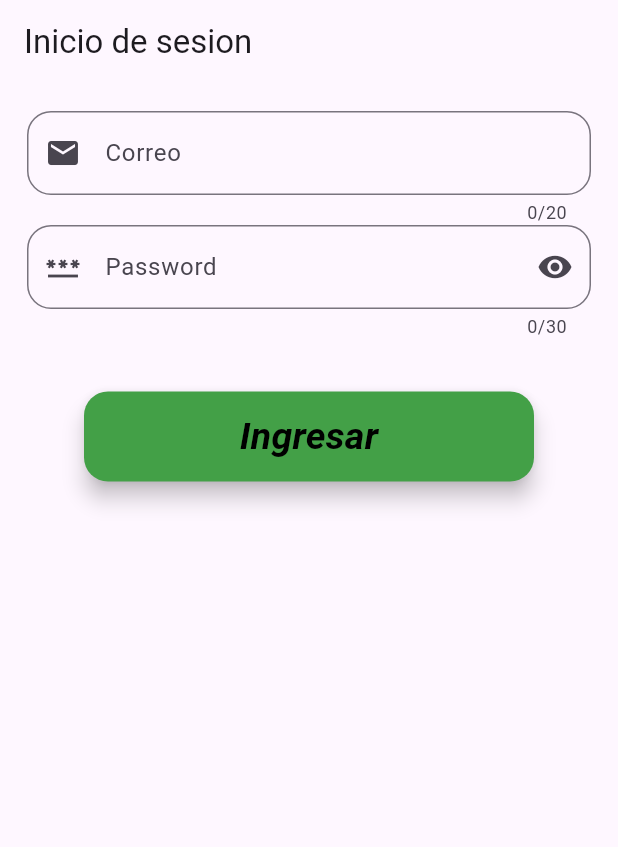
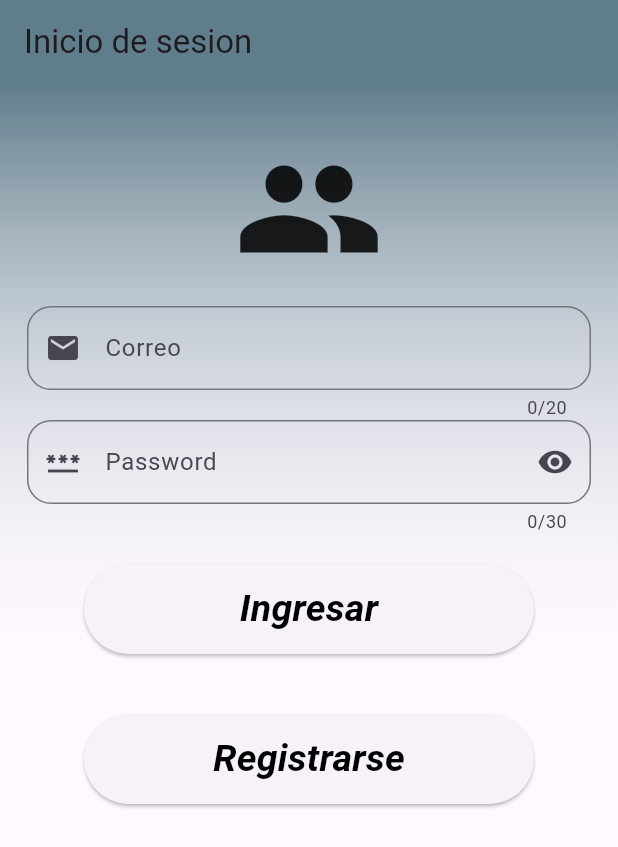
Before and after one commit to acarias11/App_login, a Flutter app: the screen it shows after launch, on a phone screen of 412 x 824 dp. Shown: the top 847 px of the screen. Run offline on Flutter 3.47's test engine with Material 3 defaults, Android fonts, the phone set to English and light mode, and no system bars.

Commit message:
Personalizado de la pagina de inicio de sesion y creacion de la pagina de inicio

```diff
--- /dev/null
+++ b/app_login/lib/inicio.dart
@@ -0,0 +1,11 @@
+import 'package:flutter/material.dart';
+
+
+class InicioPage extends StatelessWidget {
+  const InicioPage({super.key});
+
+  @override
+  Widget build(BuildContext context) {
+    return Container();
+  }
+}
--- a/app_login/lib/inicio_de_sesion.dart
+++ b/app_login/lib/inicio_de_sesion.dart
@@ -1,3 +1,5 @@
+import 'dart:ui';
+
 import 'package:flutter/material.dart';
 import 'package:app_login/widgets/custom_inputs.dart';
 import 'package:app_login/widgets/password_input.dart';
@@ -13,14 +15,32 @@ class InicioDeSesionPage extends StatelessWidget {
   Widget build(BuildContext context) {
     return Scaffold(
       appBar: AppBar(
+        backgroundColor: Colors.blueGrey,
         title:const Text('Inicio de sesion'),
       ),
-      body: Padding(
+      body: Container(
+        decoration: BoxDecoration(
+          gradient: LinearGradient(
+            begin: Alignment.topRight,
+            colors: [  Colors.blueGrey, Colors.white10,]
+            ),
+        ),
+        child: Padding(
           padding: const EdgeInsets.all(18),
           child: Form(
             key: fkey,
              child: Column(
               children: [
+                const Row(
+                        mainAxisAlignment: MainAxisAlignment.center,
+                        children: [
+                           SizedBox(height: 130),
+                        Icon(
+                          Icons.people,
+                        size: 100,
+                        )
+                 ],
+               ),
                 CustomInputs(
                   length: 20,
                   nombrelabel: 'Correo',
@@ -40,14 +60,13 @@ class InicioDeSesionPage extends StatelessWidget {
                    Row(
                         mainAxisAlignment: MainAxisAlignment.center,
                         children: [
-                        const SizedBox(height: 130),
+                          const SizedBox(height: 100),
                           SizedBox(
                             height: 60,
                             width: 300,
-                          child: FloatingActionButton(
-                            backgroundColor: Colors.green[600],
+                            child: ElevatedButton(
                               onPressed:(){
-                             Navigator.of(context).pushNamed('registro');
+                              Navigator.of(context).pushNamed('inicio');
 
                             },
                             child:
@@ -62,8 +81,33 @@ class InicioDeSesionPage extends StatelessWidget {
                           ),
                  ],
                ),
+                Row(
+                        mainAxisAlignment: MainAxisAlignment.center,
+                        children: [
+                          const SizedBox(height: 100),
+                          SizedBox(
+                            height: 60,
+                            width: 300,
+                            child: ElevatedButton(
+                              onPressed:(){
+                               Navigator.of(context).pushNamed('registro');
+
+                            },
+                            child:
+                               const Text('Registrarse',
+                                   style: TextStyle(
+                                   fontSize: 25,
+                                   fontWeight: FontWeight.bold,
+                                   fontStyle: FontStyle.italic,
+                                   color: Colors.black),
+                                   ),
+                            ),
+                          ),
+                 ],
+               ),
               ],
              )
+          ),
         ),
       ),
     );
--- a/app_login/lib/main.dart
+++ b/app_login/lib/main.dart
@@ -1,6 +1,7 @@
 import 'package:app_login/registro_page.dart';
 import 'package:flutter/material.dart';
 import 'package:app_login/inicio_de_sesion.dart';
+import 'package:app_login/inicio.dart';
 
 void main() {
   runApp(const MainApp());
@@ -18,6 +19,7 @@ class MainApp extends StatelessWidget {
        routes: {
         'sesion': (context) => InicioDeSesionPage(),
         'registro':(context) => RegistroPage(),
+        'inicio': (context)=> InicioPage()
        },
         onGenerateRoute: (settings) {
         return MaterialPageRoute(
```
Lines whose indentation alone changed are shown as unchanged.
